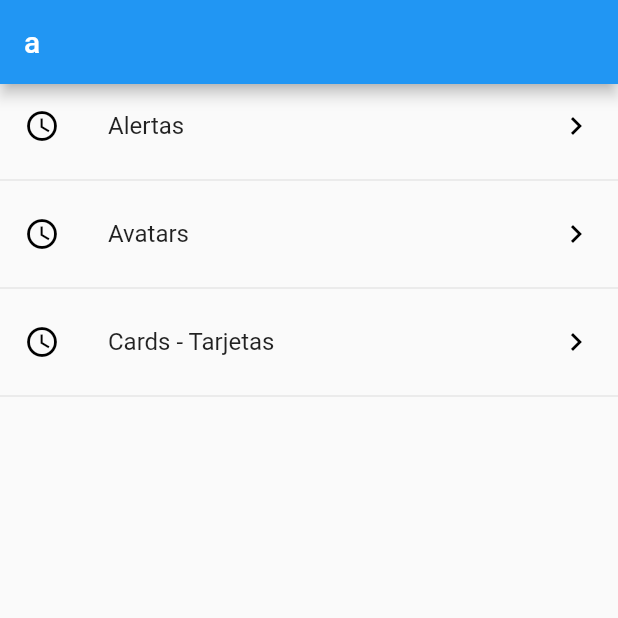
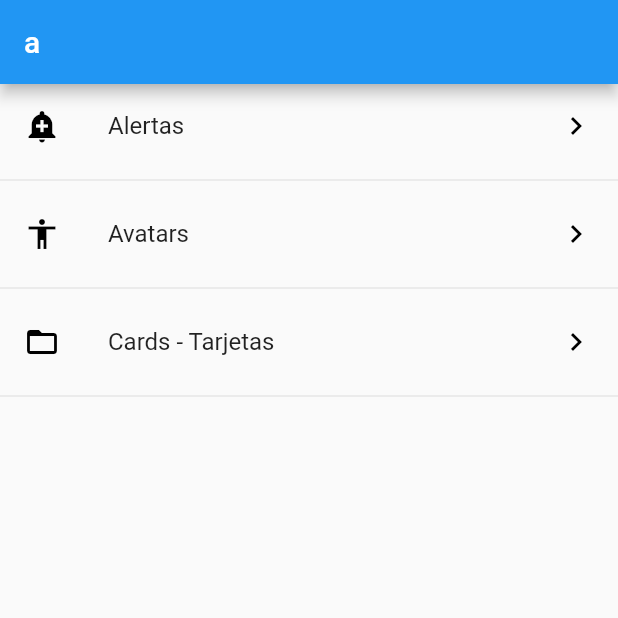
Before and after one commit to JuanFCVal/FlutterBasicFunctions, a Flutter app: the screen it shows after launch, on a phone screen of 412 x 824 dp, the top half of it. Run offline on Flutter 3.47's test engine with Material 2 defaults, Android fonts, the phone set to English and light mode, and no system bars.

```diff
--- a/examples/lib/main.dart
+++ b/examples/lib/main.dart
@@ -1,5 +1,6 @@
+import 'package:examples/src/pages/alert_page.dart';
+import 'package:examples/src/pages/avatar_page.dart';
 import 'package:examples/src/pages/home.dart';
-import 'package:examples/src/pages/home_temp.dart';
 import 'package:flutter/material.dart';
 
 void main() => runApp(MyApp());
@@ -8,8 +9,14 @@ class MyApp extends StatelessWidget {
   @override
   Widget build(BuildContext context) {
     return MaterialApp(
-        debugShowCheckedModeBanner: false,
-        title: 'Material App',
-        home: HomePage());
+      debugShowCheckedModeBanner: false,
+      title: 'Material App',
+      initialRoute: '/',
+      routes: <String, WidgetBuilder>{
+        '/': (BuildContext context) => HomePage(),
+        'alert': (BuildContext context) => AlertPage(),
+        'avatar': (BuildContext context) => AvatarPage(),
+      },
+    );
   }
 }
--- /dev/null
+++ b/examples/lib/src/Utils/icon_string_util.dart
@@ -0,0 +1,11 @@
+import 'package:flutter/material.dart';
+
+final _icons = <String, IconData>{
+  'add_alert': Icons.add_alert,
+  'accessibility': Icons.accessibility,
+  'folder_open': Icons.folder_open
+};
+
+Icon getIcon(String nombreIcono) {
+  return Icon(_icons[nombreIcono], color: Colors.black);
+}
--- a/examples/lib/src/pages/home.dart
+++ b/examples/lib/src/pages/home.dart
@@ -1,3 +1,4 @@
+import 'package:examples/src/Utils/icon_string_util.dart';
 import 'package:examples/src/providers/menu_provider.dart';
 import 'package:flutter/material.dart';
 
@@ -20,25 +21,27 @@ class HomePage extends StatelessWidget {
       initialData: [],
       builder: (BuildContext context, AsyncSnapshot<List<dynamic>> snapshot) {
         return ListView(
-          children: _crearItems(snapshot.data),
+          children: _crearItems(snapshot.data, context),
         );
       },
     );
   }
 
-  List<Widget> _crearItems(List<dynamic> data) {
+  List<Widget> _crearItems(List<dynamic> data, BuildContext context) {
     final List<Widget> opciones = [];
     data.forEach((element) {
-      final WidgetTemp = ListTile(
-        title: Text(element['texto']),
-        leading: Icon(
-          Icons.access_time,
-          color: Colors.black,
-        ),
-        trailing: Icon(Icons.keyboard_arrow_right, color: Colors.black),
-        onTap: () {},
-      );
-      opciones..add(WidgetTemp)..add(Divider());
+      final widgetTemp = ListTile(
+          title: Text(element['texto']),
+          leading: getIcon(element["icon"]),
+          trailing: Icon(Icons.keyboard_arrow_right, color: Colors.black),
+          onTap: () {
+            //final route = MaterialPageRoute(builder: (context) {
+            //return AlertPage();
+            //});
+            Navigator.pushNamed(context, element['ruta']);
+          });
+
+      opciones..add(widgetTemp)..add(Divider());
     });
     return opciones;
   }
```
Also changed, not shown: examples/lib/src/pages/alert_page.dart (added, +20 -0 lines), examples/lib/src/pages/avatar_page.dart (added, +14 -0 lines), examples/lib/src/pages/home_temp.dart (deleted, +0 -53 lines).
